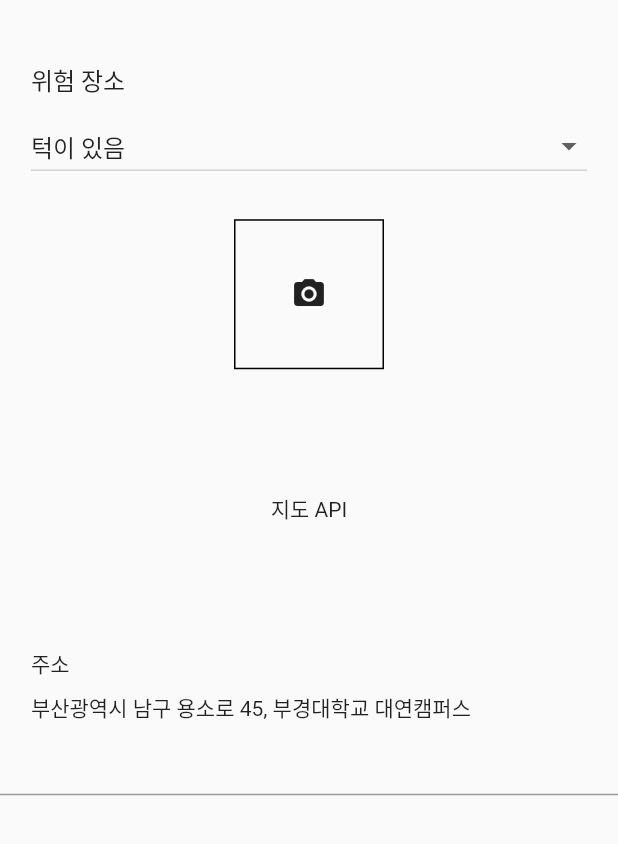
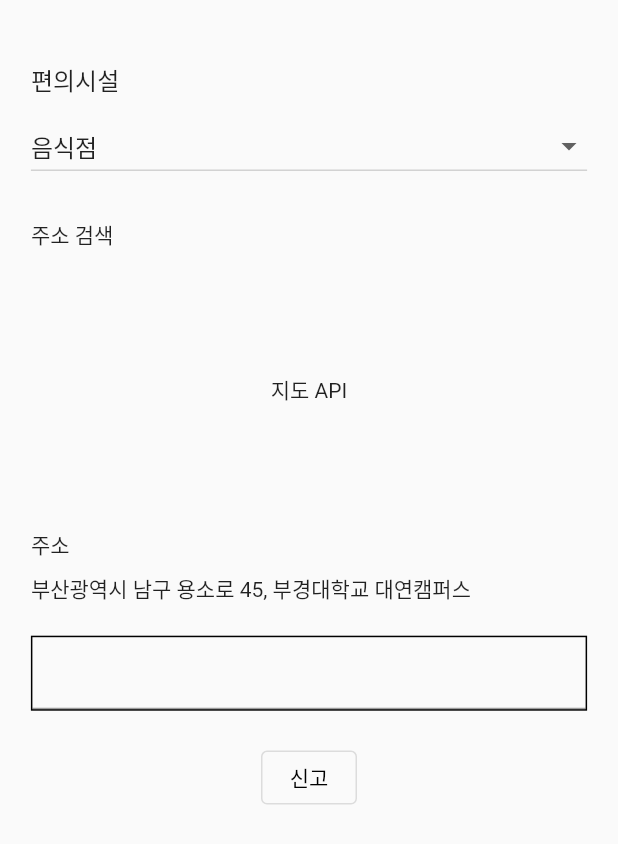
Before and after one commit to Rolling-Together/RollingTogether, a Flutter app: the screen it shows after launch, on a phone screen of 412 x 824 dp. Shown: the top 844 px of the screen. Run offline on Flutter 3.47's test engine with Material 2 defaults, Android fonts, the light colour scheme and no system bars; our stand-ins replace image_picker.

Commit message:
재사용 가능한 것 들만 추가

```diff
--- a/lib/main.dart
+++ b/lib/main.dart
@@ -1,4 +1,5 @@
 import 'package:flutter/material.dart';
+import 'package:rolling_together/ui/screens/facility_screen.dart';
 import 'package:rolling_together/ui/screens/location_screen.dart';
 import 'ui/screens/init_map_screen.dart';
 
@@ -9,7 +10,7 @@ class MyApp extends StatelessWidget {
   @override
   Widget build(BuildContext context) {
     return MaterialApp(
-      home: LocationScreen(),
+      home: FacilityScreen(),
     );
   }
 }
--- a/lib/ui/screens/facility_screen.dart
+++ b/lib/ui/screens/facility_screen.dart
@@ -5,6 +5,120 @@ class FacilityScreen extends StatelessWidget {
 
   @override
   Widget build(BuildContext context) {
-    return Container();
+    return Scaffold(
+      body: SingleChildScrollView(
+        child: Container(
+          child: Column(
+            children: [
+              Container(
+                ///대분류
+                padding: EdgeInsets.only(
+                    top: MediaQuery.of(context).size.width * 0.1,
+                    left: MediaQuery.of(context).size.width * 0.05),
+                alignment: Alignment.centerLeft,
+                child: Text('편의시설', style: TextStyle(fontSize: 16)),
+              ),
+              Container(
+                  ///카테고리
+                  padding: EdgeInsets.only(
+                      top: MediaQuery.of(context).size.height * 0.01,
+                      bottom: MediaQuery.of(context).size.height * 0.03),
+                  alignment: Alignment.center,
+                  width: MediaQuery.of(context).size.width * 0.9,
+                  decoration: BoxDecoration(),
+                  child: CategoryButton()),
+              Container(
+                padding: EdgeInsets.only(
+                    left: MediaQuery.of(context).size.width * 0.05),
+                alignment: Alignment.centerLeft,
+                child: Text("주소 검색"),
+              ),
+              Container(
+                padding:
+                    EdgeInsets.all(MediaQuery.of(context).size.width * 0.2),
+                child: Text('지도 API'),
+              ),
+              Container(
+                ///주소
+                padding: EdgeInsets.only(
+                    left: MediaQuery.of(context).size.width * 0.05),
+                alignment: Alignment.centerLeft,
+                child: Text('주소'),
+              ),
+              Container(
+                ///주소 불러오는 값 임의로 지정해놨음
+                padding: EdgeInsets.only(
+                    left: MediaQuery.of(context).size.width * 0.05,
+                    top: MediaQuery.of(context).size.height * 0.01),
+                alignment: Alignment.centerLeft,
+                child: Text('부산광역시 남구 용소로 45, 부경대학교 대연캠퍼스'),
+              ),
+              Container(
+                margin:
+                EdgeInsets.all(MediaQuery.of(context).size.width * 0.05),
+                decoration:
+                BoxDecoration(border: Border.all(color: Colors.black)),
+                child: TextField(
+                  decoration: InputDecoration(focusedBorder: InputBorder.none),
+                  keyboardType: TextInputType.multiline,
+                  maxLines: null,
+                ),
+              ),
+              OutlinedButton(
+                  onPressed: () {},
+                  child: Text(
+                    '신고',
+                    style: TextStyle(color: Colors.black),
+                  ))
+            ],
+          ),
+        ),
+      ),
+    );
   }
 }
+
+///category_option 버튼
+const List<String> list = <String>['음식점', '카페', '공공시설', '문화시설'];
+
+class CategoryButton extends StatefulWidget {
+  const CategoryButton({Key? key}) : super(key: key);
+
+  @override
+  State<CategoryButton> createState() => _CategoryButtonState();
+}
+
+class _CategoryButtonState extends State<CategoryButton> {
+  String dropdownValue = list.first;
+
+  @override
+  Widget build(BuildContext context) {
+    return Container(
+      ///나중에 category 디자인 필요할 때 쓰려고 Container에 담아두고 decoration 부여
+      /*decoration: BoxDecoration(
+        color: Colors.blueGrey,
+      ),*/
+      child: DropdownButton<String>(
+        ///underline 안보이게 할 때
+        //underline: SizedBox.shrink(),
+        isExpanded: true,
+        value: dropdownValue,
+        icon: const Icon(Icons.arrow_drop_down),
+        elevation: 16,
+        onChanged: (String? value) {
+          setState(() {
+            dropdownValue = value!;
+          });
+        },
+        items: list.map<DropdownMenuItem<String>>(
+          (String value) {
+            return DropdownMenuItem<String>(
+              value: value,
+              child: Text(value),
+            );
+          },
+        ).toList(),
+      ),
+    );
+  }
+}
```
